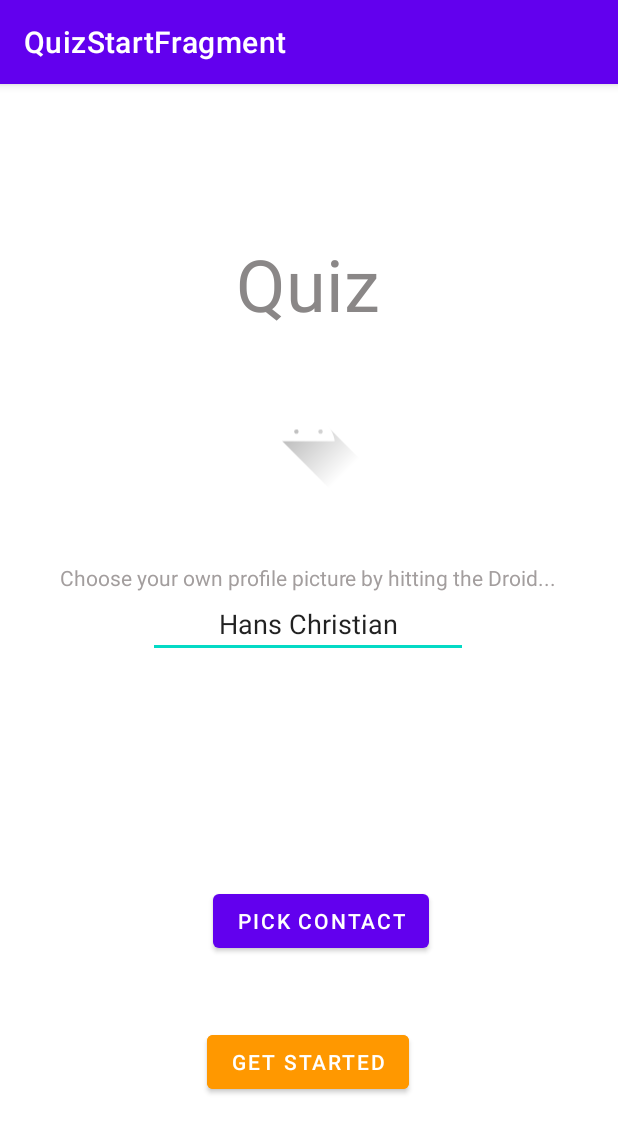
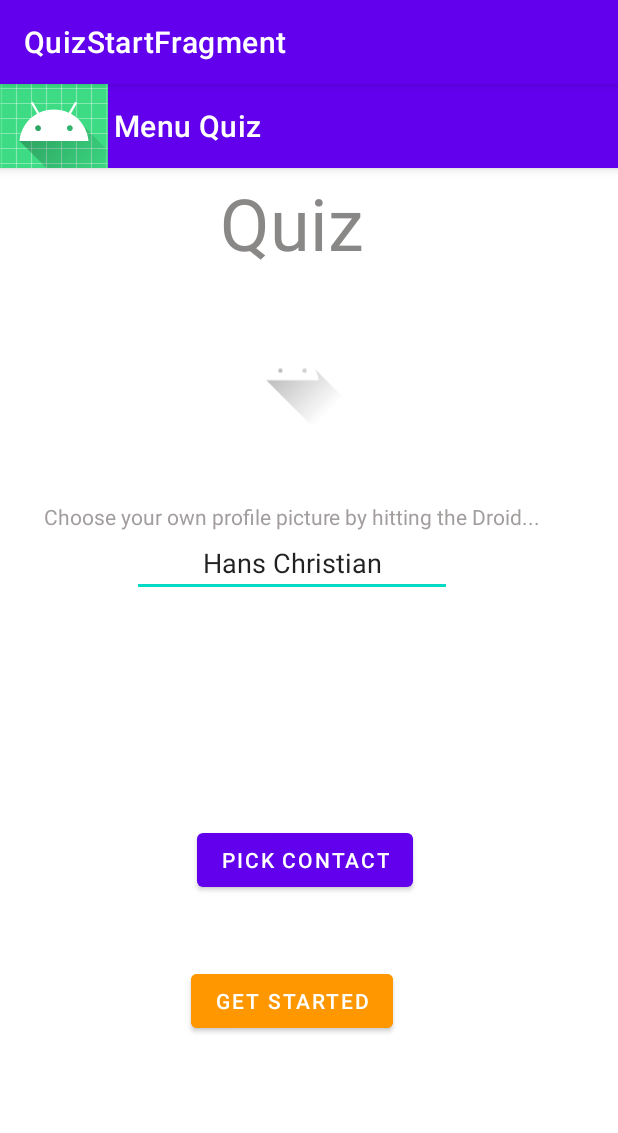
Before and after one commit to fuzibotond/Android-2021, an Android app: the screen it shows after launch (MainActivity), on a phone screen of 412 x 824 dp. Shown: the top 1133 px of the screen. Run offline under Robolectric (Android 15) with nearby library versions, the phone set to English and light mode, and no system bars; our stand-ins replace navigation-ui.

Commit message:
Labor 6 in progress

```diff
--- a/AndroidQuiz/app/src/main/AndroidManifest.xml
+++ b/AndroidQuiz/app/src/main/AndroidManifest.xml
@@ -14,7 +14,6 @@
             android:exported="true">
             <intent-filter>
                 <action android:name="android.intent.action.MAIN" />
-
                 <category android:name="android.intent.category.LAUNCHER" />
             </intent-filter>
         </activity>
--- a/AndroidQuiz/app/src/main/java/com/example/quizapp/MainActivity.kt
+++ b/AndroidQuiz/app/src/main/java/com/example/quizapp/MainActivity.kt
@@ -8,6 +8,7 @@ import android.util.Log
 import android.view.View
 import android.widget.Toast
 import androidx.activity.viewModels
+import androidx.drawerlayout.widget.DrawerLayout
 import androidx.fragment.app.Fragment
 import androidx.lifecycle.Observer
 import androidx.navigation.NavController
@@ -15,22 +16,48 @@ import androidx.navigation.findNavController
 import androidx.navigation.fragment.NavHostFragment
 import androidx.navigation.ui.setupActionBarWithNavController
 import com.example.quizapp.databinding.ActivityMainBinding
+import com.google.android.material.appbar.MaterialToolbar
+import com.google.android.material.navigation.NavigationView
 
 class MainActivity : AppCompatActivity() { //,Communicator
     private val TAG = "MainActivity"
+    private lateinit var topAppBar:MaterialToolbar
+    private lateinit var drawerLayout:DrawerLayout
+    private lateinit var navigationView:NavigationView
 
     override fun onCreate(savedInstanceState: Bundle?) {
         super.onCreate(savedInstanceState)
         setContentView(R.layout.activity_main)
         setupActionBarWithNavController(findNavController(R.id.nav_host_fragment))
+        initializeView()
+        initMenu()
     }
 
     override fun onSupportNavigateUp(): Boolean {
         val navController = findNavController(R.id.nav_host_fragment)
         return navController.navigateUp() || super.onSupportNavigateUp()
     }
+    private fun initializeView(){
+        topAppBar = findViewById(R.id.topAppBar)
+        drawerLayout = findViewById(R.id.drawerLayout)
+        navigationView = findViewById(R.id.menu_navigation_view)
+    }
+    private fun initMenu(){
+        topAppBar.setNavigationOnClickListener {
+            drawerLayout.open()
 
+        }
 
+        navigationView.setNavigationItemSelectedListener { menuItem ->
+            // Handle menu item selected
+            menuItem.isChecked = true
+            when(menuItem.itemId){
+                R.id.home -> findNavController(R.id.nav_host_fragment).navigate(R.id.quizStartFragment)
+            }
+            drawerLayout.close()
+            true
+        }
+    }
 
 
     override fun onPause() {
--- a/AndroidQuiz/app/src/main/res/layout/activity_main.xml
+++ b/AndroidQuiz/app/src/main/res/layout/activity_main.xml
@@ -8,7 +8,37 @@
     android:layout_height="match_parent"
     tools:context=".MainActivity">
 
+    <androidx.drawerlayout.widget.DrawerLayout
 
+    android:id="@+id/drawerLayout"
+    android:layout_width="match_parent"
+    android:layout_height="match_parent"
+    tools:openDrawer="start">
+    <RelativeLayout
+        android:layout_width="wrap_content"
+        android:layout_height="wrap_content">
+        <androidx.coordinatorlayout.widget.CoordinatorLayout
+            android:layout_width="match_parent"
+            android:layout_height="match_parent"
+            android:fitsSystemWindows="true">
+
+            <com.google.android.material.appbar.AppBarLayout
+                android:layout_width="match_parent"
+                android:layout_height="wrap_content"
+                style="@style/Widget.MaterialComponents.AppBarLayout.PrimarySurface"
+                android:fitsSystemWindows="true">
+
+                <com.google.android.material.appbar.MaterialToolbar
+                    android:id="@+id/topAppBar"
+                    android:layout_width="match_parent"
+                    android:layout_height="?attr/actionBarSize"
+                    app:title="@string/menu_quiz"
+                    app:navigationIcon="@mipmap/ic_launcher"
+                    style="@style/Widget.MaterialComponents.Toolbar.PrimarySurface"
+                    android:background="@android:color/transparent"
+                    android:elevation="0dp" />
+
+            </com.google.android.material.appbar.AppBarLayout>
             <fragment
                 android:id="@+id/nav_host_fragment"
                 android:name="androidx.navigation.fragment.NavHostFragment"
@@ -21,4 +51,21 @@
                 app:layout_constraintHorizontal_bias="0.476"
                 app:layout_constraintStart_toStartOf="parent"
                 app:navGraph="@navigation/quiz_nav_graph" />
+
+            <!-- Screen content -->
+            <!-- Use app:layout_behavior="@string/appbar_scrolling_view_behavior" to fit below top app bar -->
+
+        </androidx.coordinatorlayout.widget.CoordinatorLayout>
+    </RelativeLayout>
+
+
+    <com.google.android.material.navigation.NavigationView
+    android:id="@+id/menu_navigation_view"
+    android:layout_width="wrap_content"
+    android:layout_height="match_parent"
+    android:layout_gravity="start"
+        app:menu="@menu/navigation_menu"/>
+
+</androidx.drawerlayout.widget.DrawerLayout>
+
 </androidx.constraintlayout.widget.ConstraintLayout>
--- /dev/null
+++ b/AndroidQuiz/app/src/main/res/menu/navigation_menu.xml
@@ -0,0 +1,22 @@
+<?xml version="1.0" encoding="utf-8"?>
+<menu xmlns:android="http://schemas.android.com/apk/res/android">
+    <group
+        android:id="@+id/group1"
+        android:checkableBehavior="single">
+        <item
+            android:id="@+id/home"
+            android:icon="@drawable/ic_launcher_foreground"
+            android:title="@string/home"
+            android:checked="true" />
+        <item
+            android:id="@+id/home1"
+            android:icon="@drawable/ic_launcher_foreground"
+            android:title="@string/home"
+            android:checked="true" />
+        <item
+            android:id="@+id/item1"
+            android:icon="@drawable/ic_launcher_foreground"
+            android:title="@string/home"
+            android:checked="true" />
+    </group>
+</menu>
--- a/AndroidQuiz/app/src/main/res/values/strings.xml
+++ b/AndroidQuiz/app/src/main/res/values/strings.xml
@@ -9,4 +9,6 @@
     <string name="choose_your_own_profile_picture_by_hitting_the_droid">Choose your own profile picture by hitting the Droid...</string>
     <!-- TODO: Remove or change this placeholder text -->
     <string name="hello_blank_fragment">Hello blank fragment</string>
+    <string name="home">Home</string>
+    <string name="menu_quiz">Menu Quiz</string>
 </resources>
```
Also changed, not shown: AndroidQuiz/app/src/main/res/raw/questions.txt (added, +51 -0 lines). Lines whose indentation alone changed are shown as unchanged.
